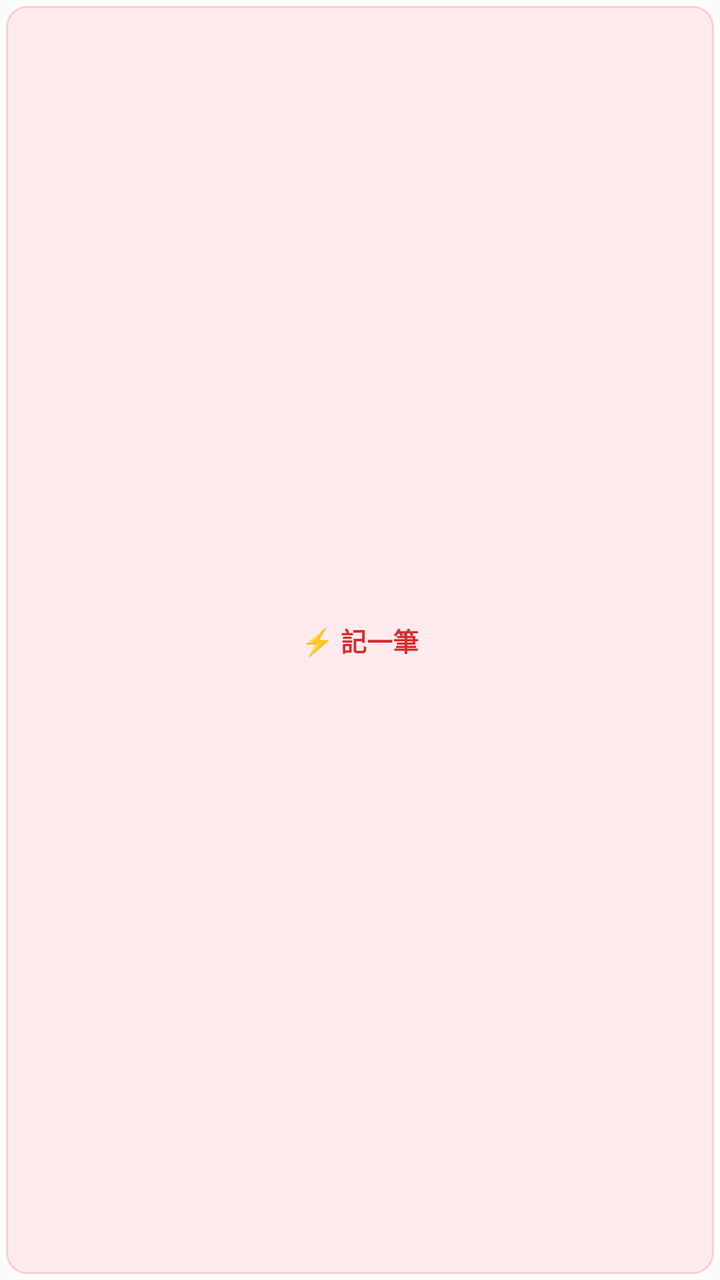
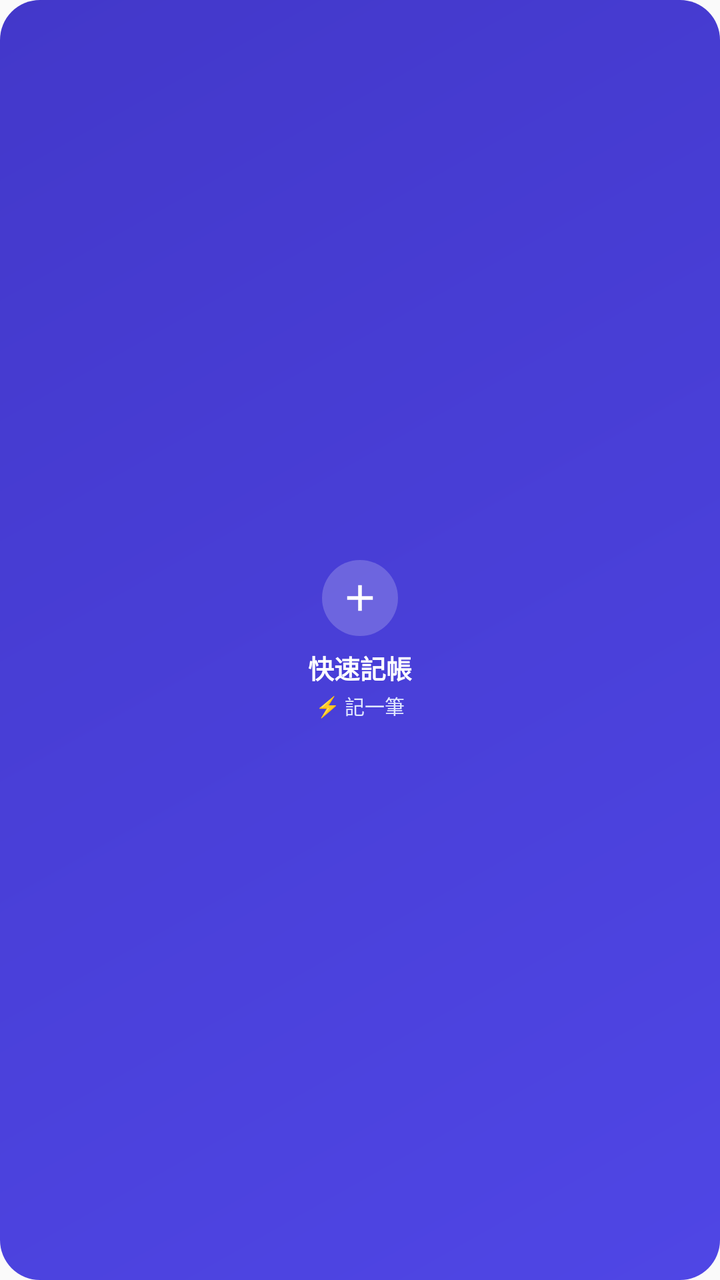

Compare the two renders of this Android layout. The source of the first and the diff that turns it into the second are given below.
<!-- AndroidManifest.xml: application theme Theme.Debit -->
<!-- res/layout/widget_quick_add.xml -->
<?xml version="1.0" encoding="utf-8"?>
<LinearLayout xmlns:android="http://schemas.android.com/apk/res/android"
    android:id="@+id/widget_quick_add_container"
    android:layout_width="match_parent"
    android:layout_height="match_parent"
    android:orientation="horizontal"
    android:padding="3dp"
    android:background="@drawable/bg_widget_container"
    android:gravity="center">

    <TextView
        android:id="@+id/widget_btn_expense"
        android:layout_width="match_parent"
        android:layout_height="match_parent"
        android:text="⚡ 記一筆"
        android:textSize="13sp"
        android:textStyle="bold"
        android:textColor="#D32F2F"
        android:maxLines="1"
        android:ellipsize="end"
        android:background="@drawable/bg_widget_expense_btn"
        android:paddingStart="4dp"
        android:paddingEnd="4dp"
        android:gravity="center" />

</LinearLayout>
<!-- resources referenced by this layout -->
<resources>
  <!-- drawable bg_widget_container (drawable) -->
  <?xml version="1.0" encoding="utf-8"?>
  <shape xmlns:android="http://schemas.android.com/apk/res/android"
      android:shape="rectangle">
      <solid android:color="#FFFFFF" />
      <corners android:radius="16dp" />
  </shape>
  <!-- drawable bg_widget_expense_btn (drawable) -->
  <?xml version="1.0" encoding="utf-8"?>
  <shape xmlns:android="http://schemas.android.com/apk/res/android"
      android:shape="rectangle">
      <solid android:color="#FFEBEE" />
      <stroke android:width="1dp" android:color="#FFCDD2" />
      <corners android:radius="10dp" />
  </shape>
  <style name="Theme.Debit" parent="android:Theme.Material.Light.NoActionBar" />
</resources>

<!-- the commit's change to res/layout/widget_quick_add.xml (unified diff, before → after) -->
@@ -1,26 +1,60 @@
 <?xml version="1.0" encoding="utf-8"?>
-<LinearLayout xmlns:android="http://schemas.android.com/apk/res/android"
+<FrameLayout xmlns:android="http://schemas.android.com/apk/res/android"
     android:id="@+id/widget_quick_add_container"
     android:layout_width="match_parent"
     android:layout_height="match_parent"
-    android:orientation="horizontal"
-    android:padding="3dp"
-    android:background="@drawable/bg_widget_container"
-    android:gravity="center">
+    android:clickable="true"
+    android:focusable="true">
 
-    <TextView
-        android:id="@+id/widget_btn_expense"
+    <ImageView
+        android:id="@+id/widget_quick_add_bg"
         android:layout_width="match_parent"
         android:layout_height="match_parent"
-        android:text="⚡ 記一筆"
-        android:textSize="13sp"
-        android:textStyle="bold"
-        android:textColor="#D32F2F"
-        android:maxLines="1"
-        android:ellipsize="end"
-        android:background="@drawable/bg_widget_expense_btn"
-        android:paddingStart="4dp"
-        android:paddingEnd="4dp"
-        android:gravity="center" />
+        android:scaleType="fitXY"
+        android:src="@drawable/bg_quick_add_widget"
+        android:contentDescription="背景" />
 
-</LinearLayout>
+    <LinearLayout
+        android:layout_width="match_parent"
+        android:layout_height="match_parent"
+        android:orientation="vertical"
+        android:padding="8dp"
+        android:gravity="center">
+
+        <LinearLayout
+            android:layout_width="38dp"
+            android:layout_height="38dp"
+            android:background="@drawable/bg_quick_add_icon_circle"
+            android:gravity="center"
+            android:orientation="vertical">
+
+            <ImageView
+                android:layout_width="22dp"
+                android:layout_height="22dp"
+                android:src="@drawable/ic_plus_white"
+                android:contentDescription="快速記帳" />
+        </LinearLayout>
+
+        <TextView
+            android:id="@+id/widget_btn_expense"
+            android:layout_width="wrap_content"
+            android:layout_height="wrap_content"
+            android:layout_marginTop="6dp"
+            android:text="快速記帳"
+            android:textSize="13sp"
+            android:textStyle="bold"
+            android:textColor="#FFFFFF"
+            android:gravity="center" />
+
+        <TextView
+            android:layout_width="wrap_content"
+            android:layout_height="wrap_content"
+            android:layout_marginTop="2dp"
+            android:text="⚡ 記一筆"
+            android:textSize="10sp"
+            android:textColor="#E0E7FF"
+            android:gravity="center" />
+
+    </LinearLayout>
+
+</FrameLayout>
<!-- resource entries referenced after the edit -->
@@ -1,20 +1,32 @@
 <!-- resources referenced by this layout -->
 <resources>
-  <!-- drawable bg_widget_container (drawable) -->
+  <!-- drawable bg_quick_add_icon_circle (drawable) -->
+  <?xml version="1.0" encoding="utf-8"?>
+  <shape xmlns:android="http://schemas.android.com/apk/res/android"
+      android:shape="oval">
+      <solid android:color="#33FFFFFF" />
+  </shape>
+  <!-- drawable bg_quick_add_widget (drawable) -->
   <?xml version="1.0" encoding="utf-8"?>
   <shape xmlns:android="http://schemas.android.com/apk/res/android"
       android:shape="rectangle">
-      <solid android:color="#FFFFFF" />
-      <corners android:radius="16dp" />
+      <gradient
+          android:startColor="#4F46E5"
+          android:endColor="#4338CA"
+          android:angle="135" />
+      <corners android:radius="20dp" />
   </shape>
-  <!-- drawable bg_widget_expense_btn (drawable) -->
+  <!-- drawable ic_plus_white (drawable) -->
   <?xml version="1.0" encoding="utf-8"?>
-  <shape xmlns:android="http://schemas.android.com/apk/res/android"
-      android:shape="rectangle">
-      <solid android:color="#FFEBEE" />
-      <stroke android:width="1dp" android:color="#FFCDD2" />
-      <corners android:radius="10dp" />
-  </shape>
+  <vector xmlns:android="http://schemas.android.com/apk/res/android"
+      android:width="24dp"
+      android:height="24dp"
+      android:viewportWidth="24"
+      android:viewportHeight="24">
+      <path
+          android:fillColor="#FFFFFF"
+          android:pathData="M19,13h-6v6h-2v-6H5v-2h6V5h2v6h6v2z" />
+  </vector>
   <style name="Theme.Debit" parent="android:Theme.Material.Light.NoActionBar" />
 </resources>
 
